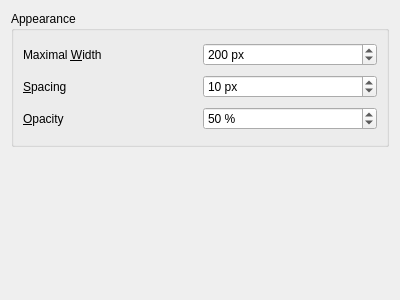
This is effects/thumbnailaside_config.ui in KDE/kwin as Qt 5 draws it before an edit. The edited form follows.
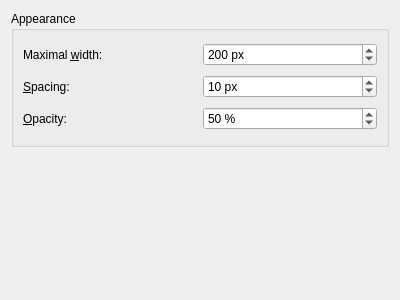
This is the edited form. Custom widgets are drawn as their Qt base class.

What changed in the file:
```diff
--- a/effects/thumbnailaside_config.ui
+++ b/effects/thumbnailaside_config.ui
@@ -19,7 +19,7 @@
       <item row="0" column="0" >
        <widget class="QLabel" name="label" >
         <property name="text" >
-         <string>Maximal &amp;Width</string>
+         <string>Maximal &amp;width:</string>
         </property>
         <property name="buddy" >
          <cstring>spinWidth</cstring>
@@ -42,7 +42,7 @@
       <item row="1" column="0" >
        <widget class="QLabel" name="label_2" >
         <property name="text" >
-         <string>&amp;Spacing</string>
+         <string>&amp;Spacing:</string>
         </property>
         <property name="buddy" >
          <cstring>spinSpacing</cstring>
@@ -65,7 +65,7 @@
       <item row="2" column="0" >
        <widget class="QLabel" name="label_3" >
         <property name="text" >
-         <string>&amp;Opacity</string>
+         <string>&amp;Opacity:</string>
         </property>
         <property name="buddy" >
          <cstring>spinOpacity</cstring>
```
